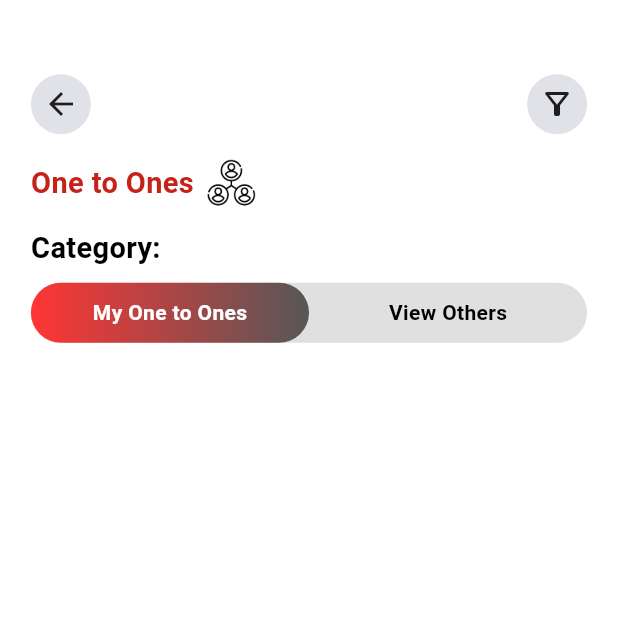
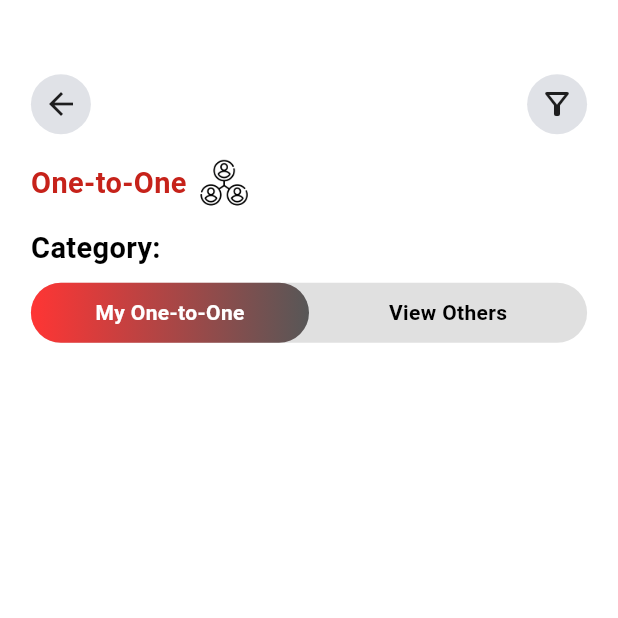
Before and after one commit to sanjay14sn/Grip_new, a Flutter app: the onetooneviewpage screen opened by its route, on a phone screen of 412 x 824 dp, the top half of it. Run offline on Flutter 3.47's test engine with Material 3 defaults, Android fonts, the light colour scheme and no system bars; our stand-ins replace cached_network_image, carousel_slider, connectivity_plus, device_info_plus, dio, dotted_border and 18 more; missing offline and left inert: dashed_circle, mobile_scanner; accounts and stored records are empty; network calls fail.

Commit message:
new changes

```diff
--- a/lib/pages/one_to_one/given_onetoone.dart
+++ b/lib/pages/one_to_one/given_onetoone.dart
@@ -88,7 +88,7 @@ class _Givenonetoonepage extends State<Givenonetoonepage> {
                           borderRadius: BorderRadius.circular(2.w),
                         ),
                         child: Text(
-                          'ONE TO ONE SLIP',
+                          'ONE-TO-ONE SLIP',
                           style: TextStyle(
                             color: Colors.white,
                             fontWeight: FontWeight.bold,
--- a/lib/pages/one_to_one/recived_one_to_one.dart
+++ b/lib/pages/one_to_one/recived_one_to_one.dart
@@ -63,7 +63,7 @@ class OthersOneToOnesPage extends StatelessWidget {
                       borderRadius: BorderRadius.circular(16),
                     ),
                     child: const Text(
-                      "ONE TO ONE DETAILS",
+                      "ONE-TO-ONE DETAILS",
                       style: TextStyle(
                         fontWeight: FontWeight.bold,
                         color: Colors.white,
--- a/lib/pages/one_to_one/viewmembers.dart
+++ b/lib/pages/one_to_one/viewmembers.dart
@@ -85,7 +85,7 @@ class _MemberListPageState extends State<MemberListPage> {
                               borderRadius: BorderRadius.circular(6),
                             ),
                             child: const Text(
-                              "OTHERS ONE TO ONES",
+                              "OTHERS ONE-TO-ONE",
                               style: TextStyle(
                                 color: Colors.white,
                                 fontWeight: FontWeight.bold,
--- a/lib/pages/one_to_one/viewone_to_one.dart
+++ b/lib/pages/one_to_one/viewone_to_one.dart
@@ -117,7 +117,7 @@ class _onetooneviewpageState extends State<onetooneviewpage> {
             // Title
             Row(
               children: [
-                Text('One to Ones', style: TTextStyles.ReferralSlip),
+                Text('One-to-One', style: TTextStyles.ReferralSlip),
                 const SizedBox(width: 8),
                 Image.asset(
                   'assets/images/testimonials.png',
@@ -153,7 +153,7 @@ class _onetooneviewpageState extends State<onetooneviewpage> {
                         ),
                         alignment: Alignment.center,
                         child: Text(
-                          'My One to Ones',
+                          'My One-to-One',
                           style: TextStyle(
                             fontWeight: FontWeight.bold,
                             color: !isReceivedSelected
```
Also changed, not shown: lib/pages/chapter_detailes/mychapter/member_info.dart (+4 -12 lines).
